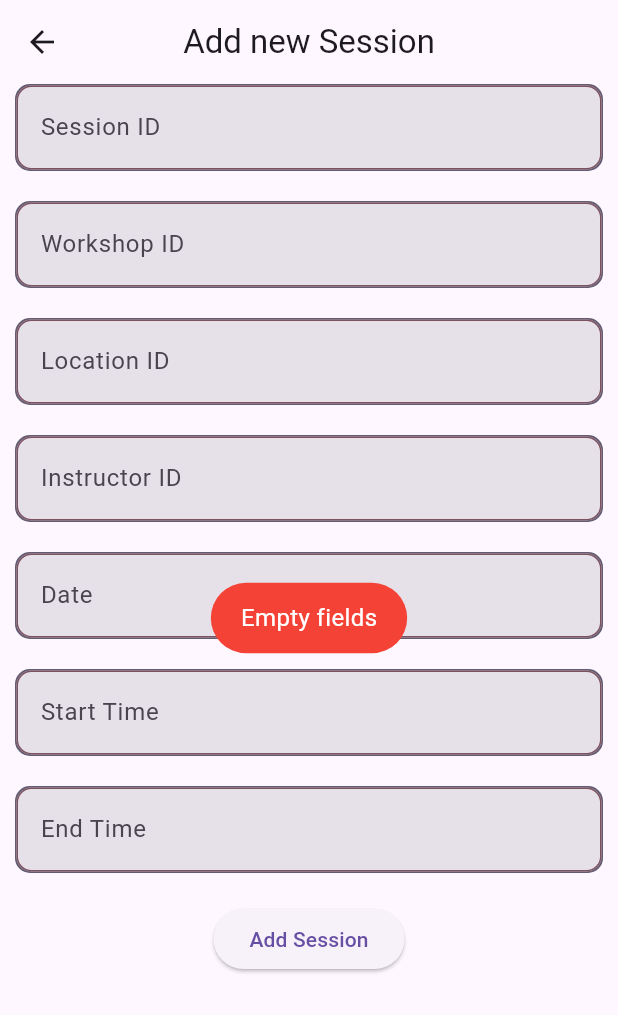
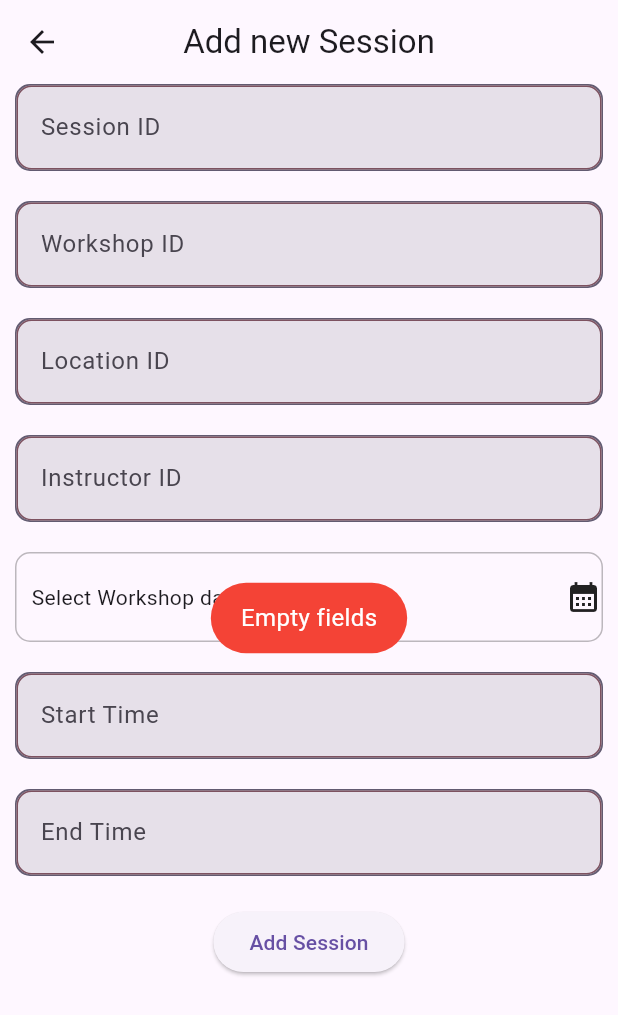
Before and after one commit to AshwinSaji10/WorkshopsBookingApp, a Flutter app: the AddNewSession screen opened directly, after a tap on "Add Session", on a phone screen of 412 x 824 dp. Shown: the top 1015 px of the screen. Run offline on Flutter 3.47's test engine with Material 3 defaults, Android fonts, the phone set to English and light mode, and no system bars; our stand-ins replace dropdown_button2, fluttertoast, sqflite; accounts and stored records are empty.

Commit message:
added datepicker to add_sessions

```diff
--- a/lib/pages/admin/add_items/add_new_session.dart
+++ b/lib/pages/admin/add_items/add_new_session.dart
@@ -2,6 +2,10 @@ import 'package:flutter/material.dart';
 import 'package:fluttertoast/fluttertoast.dart';
 import 'package:workshops_booking/services/database_service.dart';
 import 'package:workshops_booking/widgets/form_container_widget.dart';
+
+import 'package:intl/intl.dart';
+
+final formatter = DateFormat("yyyy-MM-dd");
 
 class AddNewSession extends StatefulWidget {
   const AddNewSession({super.key});
@@ -11,11 +15,13 @@ class AddNewSession extends StatefulWidget {
 }
 
 class _AddNewSessionState extends State<AddNewSession> {
+  DateTime? _selectedDate;
+
   final TextEditingController _idController = TextEditingController();
   final TextEditingController _workshopIdController = TextEditingController();
   final TextEditingController _locationIdController = TextEditingController();
   final TextEditingController _instructorIdController = TextEditingController();
-  final TextEditingController _dateController = TextEditingController();
+  // final TextEditingController _dateController = TextEditingController();
   final TextEditingController _startTimeController = TextEditingController();
   final TextEditingController _endTimeController = TextEditingController();
 
@@ -27,10 +33,27 @@ class _AddNewSessionState extends State<AddNewSession> {
     _workshopIdController.dispose();
     _locationIdController.dispose();
     _instructorIdController.dispose();
-    _dateController.dispose();
+    // _dateController.dispose();
     _startTimeController.dispose();
     _endTimeController.dispose();
     super.dispose();
+  }
+
+  Future<void> datePicker() async {
+    final now = DateTime.now();
+    final pickedDate = await showDatePicker(
+      context: context,
+      initialDate: now,
+      firstDate: now,
+      lastDate: DateTime(now.year, now.month + 2, now.day),
+    );
+    if (pickedDate != null) {
+      setState(
+        () {
+          _selectedDate = pickedDate;
+        },
+      );
+    }
   }
 
   @override
@@ -40,7 +63,8 @@ class _AddNewSessionState extends State<AddNewSession> {
         title: const Text("Add new Session"),
         centerTitle: true,
       ),
-      body: Container(
+      body: SingleChildScrollView(
+        child: Container(
           margin: const EdgeInsets.symmetric(horizontal: 10),
           child: Column(
             children: [
@@ -68,11 +92,34 @@ class _AddNewSessionState extends State<AddNewSession> {
                 isPasswordField: false,
               ),
               const SizedBox(height: 20),
-            FormContainerWidget(
-              hintText: "Date",
-              controller: _dateController,
-              isPasswordField: false,
-              inputType: TextInputType.datetime,
+              // FormContainerWidget(
+              //   hintText: "Date",
+              //   controller: _dateController,
+              //   isPasswordField: false,
+              //   inputType: TextInputType.datetime,
+              // ),
+              GestureDetector(
+                onTap: () => datePicker(),
+                child: Container(
+                  height: 60,
+                  width: double.infinity,
+                  decoration: BoxDecoration(
+                    border: Border.all(color: Colors.black26),
+                    borderRadius: BorderRadius.circular(10),
+                  ),
+                  child: Row(
+                    mainAxisAlignment: MainAxisAlignment.spaceBetween,
+                    children: [
+                      Container(
+                        margin: const EdgeInsets.only(left: 10),
+                        child: Text(_selectedDate == null
+                            ? "Select Workshop date"
+                            : formatter.format(_selectedDate!)),
+                      ),
+                      const Icon(Icons.calendar_month),
+                    ],
+                  ),
+                ),
               ),
               const SizedBox(height: 20),
               FormContainerWidget(
@@ -95,7 +142,7 @@ class _AddNewSessionState extends State<AddNewSession> {
                       _workshopIdController.text.isEmpty ||
                       _locationIdController.text.isEmpty ||
                       _instructorIdController.text.isEmpty ||
-                    _dateController.text.isEmpty ||
+                      _selectedDate == null ||
                       _startTimeController.text.isEmpty ||
                       _endTimeController.text.isEmpty) {
                     Fluttertoast.showToast(
@@ -113,7 +160,7 @@ class _AddNewSessionState extends State<AddNewSession> {
                         _workshopIdController.text,
                         _locationIdController.text,
                         _instructorIdController.text,
-                      _dateController.text,
+                        formatter.format(_selectedDate!),
                         _startTimeController.text,
                         _endTimeController.text,
                       );
@@ -127,15 +174,17 @@ class _AddNewSessionState extends State<AddNewSession> {
                         fontSize: 16.0,
                       );
 
-                    setState(() {
+                      setState(
+                        () {
                           _idController.clear();
                           _workshopIdController.clear();
                           _locationIdController.clear();
                           _instructorIdController.clear();
-                      _dateController.clear();
+                          _selectedDate = null;
                           _startTimeController.clear();
                           _endTimeController.clear();
-                    });
+                        },
+                      );
                     } catch (e) {
                       Fluttertoast.showToast(
                         msg: "Database error: ${e.toString()}",
@@ -153,6 +202,7 @@ class _AddNewSessionState extends State<AddNewSession> {
             ],
           ),
         ),
+      ),
     );
   }
 }
```
Lines whose indentation alone changed are shown as unchanged.
